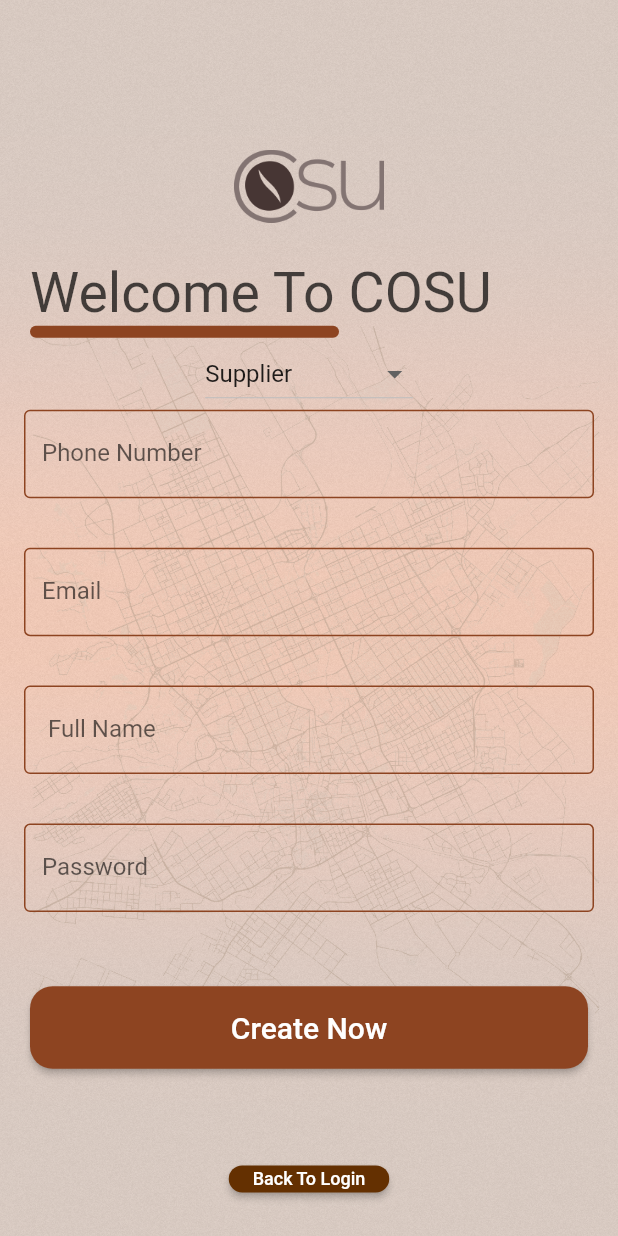
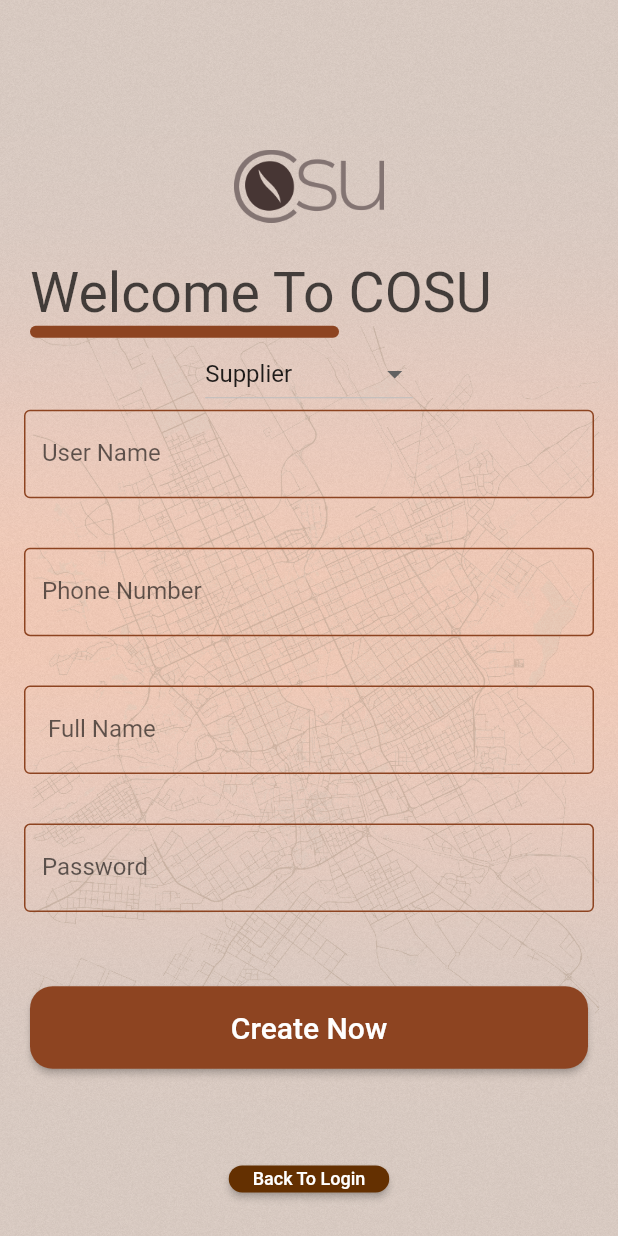
Before and after one commit to KhalidAJ/COSUApplication, a Flutter app: the Signupscreen screen opened directly, after a tap on "Create Now", on a phone screen of 412 x 824 dp. Run offline on Flutter 3.47's test engine with Material 2 defaults, Android fonts, the phone set to English and light mode, and no system bars; our stand-ins replace carousel_slider, flutter_secure_storage, flutter_svg, modal_bottom_sheet, simple_animations; missing offline and left inert: animated_button, flutter_cart, pay; accounts and stored records are empty; network calls fail; Roboto replaces fonts that are missing (Montserrat).

Commit message:
Pages Work

```diff
--- a/lib/Screens/Pages/Profile/CustomerMenu.dart
+++ b/lib/Screens/Pages/Profile/CustomerMenu.dart
@@ -1,12 +1,60 @@
 import 'package:cosu_app/Screens/Pages/BrowseCOSU/ComponentsRoasters/BrowseRoasters.dart';
 import 'package:cosu_app/Screens/Pages/BrowseCOSU/ComponentsTools/BrowseTools.dart';
 import 'package:cosu_app/Screens/Pages/LoginPage.dart';
+import 'package:cosu_app/Screens/Pages/Profile/CoffeeListPage.dart';
+import 'package:cosu_app/Screens/Pages/Profile/ToolsListPage.dart';
 import 'package:flutter/cupertino.dart';
 import 'package:flutter/material.dart';
-import 'CoffeeListPage.dart';
 
-class MyProfilePage extends StatelessWidget {
+import 'package:http/http.dart' as http;
+import 'dart:async';
+import 'dart:convert';
+import 'package:flutter_secure_storage/flutter_secure_storage.dart';
+
+class MyProfilePage extends StatefulWidget {
   MyProfilePage({Key? key}) : super(key: key);
+
+  @override
+  State<MyProfilePage> createState() => _MyProfilePageState();
+
+}
+
+
+class _MyProfilePageState extends State<MyProfilePage> {
+  final storage = new FlutterSecureStorage();
+
+  String _PhoneNumber = '0536699089';
+  String _name = 'Khalid Al Ajlan';
+
+
+  _getProfile() async {
+    http.Response response = await http.post(
+      Uri.parse('http://10.0.2.2:5000/api/customer/get-profile'),
+      body:{
+        "phoneNumber":'0505253444',
+      },
+    );
+    Map<String, dynamic> responseJson = json.decode(response.body);
+    debugPrint(response.statusCode.toString());
+    // debugPrint(responseJson['user']['name'].toString());
+    // print(responseJson['user']['phoneNumber'].toString());
+    print('ii');
+
+    _PhoneNumber = (responseJson['name'].toString());
+    _name = (responseJson['name']).toString();
+
+    debugPrint(_PhoneNumber);
+    debugPrint(_name);
+
+    return responseJson['name'].toString();
+  }
+
+  @override
+  initState() {
+    super.initState();
+    _getProfile();
+  }
+
   @override
   Widget build(BuildContext context) {
     return const MaterialApp(
@@ -158,7 +206,7 @@ class ProfilePage extends StatelessWidget {
                                   Navigator.push(
                                     context,
                                     MaterialPageRoute(
-                                      builder: (context) => CoffeeShopListPage()),
+                                        builder: (context) => ToolsListPage()),
                                   );
                                 },
                                 child: Card(
@@ -199,14 +247,22 @@ class ProfilePage extends StatelessWidget {
 }
 
 class NavBar extends StatelessWidget {
+
+  final storage = new FlutterSecureStorage();
+
   @override
   Widget build(BuildContext context) {
+    //  String _name ='xx';
+    // _MyProfilePageState()._getProfile()..then((result) {
+    //    if (result is String)
+    //         _name = result.toString();
+    //     else debugPrint('eror'); //use toString to convert as String
+    // });
     return Drawer(
-
       child: ListView(padding: EdgeInsets.zero, children: [
         UserAccountsDrawerHeader(
-          accountEmail: Text('Khalid@gmail.com'), // USE JSON
-          accountName: Text('Khalid Al Ajlan'), // USE JSON
+          accountEmail: Text("Khalid Al Ajlan"), // USE JSON
+          accountName: Text(_MyProfilePageState()._PhoneNumber), // USE JSON
           decoration: BoxDecoration(
             image: DecorationImage(
               image: AssetImage("images/Background2.png"),
@@ -215,21 +271,22 @@ class NavBar extends StatelessWidget {
           ),
         ),
         ListTile(
-          leading: Icon(Icons.contacts),
-          title: Text('Contact Us'),
-          onTap: (){
-            SnackBar(content: Text('0555253444'));
-          },
+          leading: Icon(Icons.favorite),
+          title: Text('Favorite'),
         ),
-
+        ListTile(
+          leading: Icon(Icons.notifications),
+          title: Text('Orders'),
+        ),
         ListTile(
           leading: Icon(Icons.logout),
           title: Text('Logout'),
-          onTap: (){
-            Navigator.push(context,
-                MaterialPageRoute(builder: (ctx) => Loginscreen()));
+          onTap: () {
+            Navigator.of(context).push(
+                MaterialPageRoute(
+                    builder: (context) => Loginscreen()));
           },
-        ),
+        )
       ]),
     );
   }
--- a/lib/Screens/Pages/SignUpPage.dart
+++ b/lib/Screens/Pages/SignUpPage.dart
@@ -1,6 +1,9 @@
 import 'dart:ui';
 import 'package:flutter/material.dart';
 import 'package:cosu_app/Screens/pages/LoginPage.dart';
+import 'package:http/http.dart' as http;
+import 'dart:convert';
+import 'package:flutter_secure_storage/flutter_secure_storage.dart';
 
 class Signupscreen extends StatefulWidget {
   @override
@@ -8,6 +11,48 @@ class Signupscreen extends StatefulWidget {
 }
 
 class _SignupscreenState extends State<Signupscreen> {
+  final storage = new FlutterSecureStorage();
+
+  String _username = '';
+  String _phoneNumber = '';
+  String _name = '';
+  String _password = '';
+
+  String _validation = 'xx';
+
+
+  signup() async {
+    // http.Response response = await http.get(Uri.parse('http://10.0.2.2:5000/api/renter/test'));
+    http.Response response = await http.post(
+      Uri.parse('http://10.0.2.2:5000/api/customer/register'),
+      body: {
+        "userName": _username,
+        "phoneNumber": _phoneNumber,
+        "name": _name,
+        "password": _password,
+      },
+    );
+    final responseJson = json.decode(response.body);
+    debugPrint(response.statusCode.toString());
+    debugPrint(responseJson.toString());
+    if (response.statusCode.toString() == '200') {
+      await storage.write(key: 'token', value: responseJson['token']);
+      debugPrint(await storage.read(key: 'token'));
+    }
+    if (response.statusCode.toString() == '200') {
+      Navigator.push(context, MaterialPageRoute(builder: (context) => Loginscreen()));
+      // Navigator.of(context).push(
+      //   MaterialPageRoute(
+      //       builder: (context) => Home(),
+      //   )
+      // );
+    }
+    if (response.statusCode.toString() == '402') {
+      _validation = responseJson['msg'].toString();
+      debugPrint(_validation);
+    }
+    return response.statusCode.toString();
+  }
 
   List item = ["Customer","Supplier", "Driver", "Business Owner"];
   String valueChosen = "Supplier";
@@ -74,9 +119,6 @@ class _SignupscreenState extends State<Signupscreen> {
                         mainAxisAlignment: MainAxisAlignment.center,
                         children: <Widget>[
                           DropdownButton(
-                            dropdownColor: Color(0xFFFFF2E2),
-                            elevation: 10,
-                            borderRadius: BorderRadius.circular(10),
                             value: valueChosen,
                             onChanged: (newValue){
                               setState((){
@@ -93,6 +135,7 @@ class _SignupscreenState extends State<Signupscreen> {
                         ],
                       ),
                       //TYPE OF USER DROPDOWN LIST
+
                       Container(
                         width: 380,
                         child: TextFormField(
@@ -100,10 +143,11 @@ class _SignupscreenState extends State<Signupscreen> {
                             enabledBorder: OutlineInputBorder(
                                 borderSide: BorderSide(color: Color(0xFF8D4421), width: 1.0)
                             ),
-                            labelText: 'Phone Number',
+                            labelText: 'User Name',
                           ),
                           onChanged: (text){
                             setState(() {
+                              _username = text;
                             });
                           },
                         ),
@@ -118,10 +162,11 @@ class _SignupscreenState extends State<Signupscreen> {
                             enabledBorder: OutlineInputBorder(
                                 borderSide: BorderSide(color: Color(0xFF8D4421), width: 1.0)
                             ),
-                            labelText: 'Email',
+                            labelText: 'Phone Number',
                           ),
                           onChanged: (text){
                             setState(() {
+                              _phoneNumber = text;
                             });
                           },
                         ),
@@ -140,6 +185,7 @@ class _SignupscreenState extends State<Signupscreen> {
                           ),
                           onChanged: (text){
                             setState(() {
+                              _name = text;
                             });
                           },
                         ),
@@ -150,18 +196,15 @@ class _SignupscreenState extends State<Signupscreen> {
                       Container(
                         width: 380,
                         child: TextFormField(
-                          obscureText: true,
                           decoration: InputDecoration(
                             enabledBorder: OutlineInputBorder(
                                 borderSide: BorderSide(color: Color(0xFF8D4421), width: 1)
                             ),
                             labelText: 'Password',
-                            errorBorder: OutlineInputBorder(
-                              borderSide: BorderSide(color: Colors.red),
-                            ) ,
                           ),
                           onChanged: (text){
                             setState(() {
+                              _password = text;
                             });
                           },
                         ),
@@ -183,7 +226,9 @@ class _SignupscreenState extends State<Signupscreen> {
                             shape: RoundedRectangleBorder(
                               borderRadius: BorderRadius.circular(15),
                             ),
-                            onPressed: (){},
+                            onPressed: (){
+                              signup();
+                            },
                             child: Text('Create Now',
                               style: TextStyle(
                                   color: Colors.white,
@@ -203,7 +248,7 @@ class _SignupscreenState extends State<Signupscreen> {
                               borderRadius: BorderRadius.circular(15),
                             ),
                             onPressed: (){
-                            Navigator.pop(context);
+                              Navigator.pop(context);
                             },
                             child: Text('Back To Login',
                               style: TextStyle(
```
Also changed, not shown: lib/Screens/Pages/Profile/ToolsListPage.dart (+1 -22 lines). Lines whose indentation alone changed are shown as unchanged.
